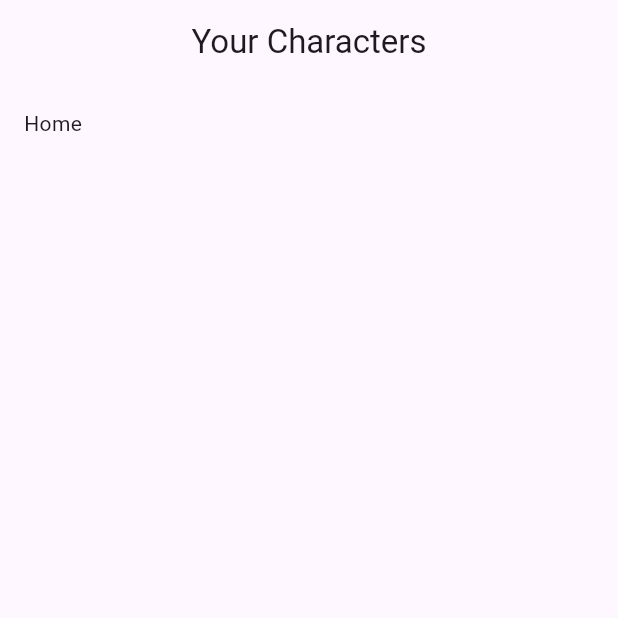
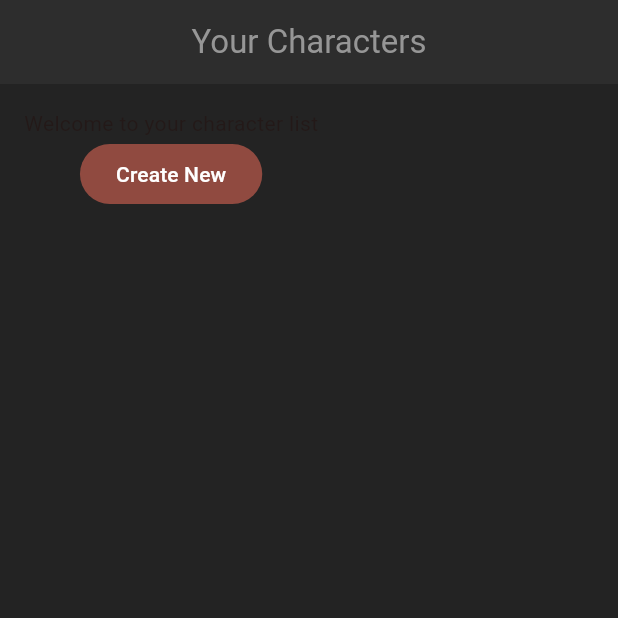
Before and after one commit to Patolord/flutter_rpg, a Flutter app: the screen it shows after launch, on a phone screen of 412 x 824 dp, the top half of it. Run offline on Flutter 3.47's test engine with Material 3 defaults, Android fonts, the phone set to English and light mode, and no system bars.

Commit message:
Add theme and create new character button

```diff
--- a/lib/main.dart
+++ b/lib/main.dart
@@ -1,8 +1,9 @@
 import 'package:flutter/material.dart';
 import 'package:flutter_rpg/screens/home/home.dart';
+import 'package:flutter_rpg/theme.dart';
 
 void main() {
-  runApp(const MaterialApp(home: Home()));
+  runApp(MaterialApp(home: const Home(), theme: primaryTheme));
 }
 
 class Sandbox extends StatelessWidget {
--- a/lib/screens/home/home.dart
+++ b/lib/screens/home/home.dart
@@ -17,7 +17,15 @@ class _HomeState extends State<Home> {
         ),
         body: Container(
           padding: const EdgeInsets.all(16),
-          child: const Text('Home'),
+          child: Column(
+            children: [
+              const Text('Welcome to your character list'),
+              FilledButton(
+                onPressed: () {},
+                child: const Text('Create New'),
+              )
+            ],
+          ),
         ));
   }
 }
```
Also changed, not shown: lib/theme.dart (added, +24 -0 lines).
